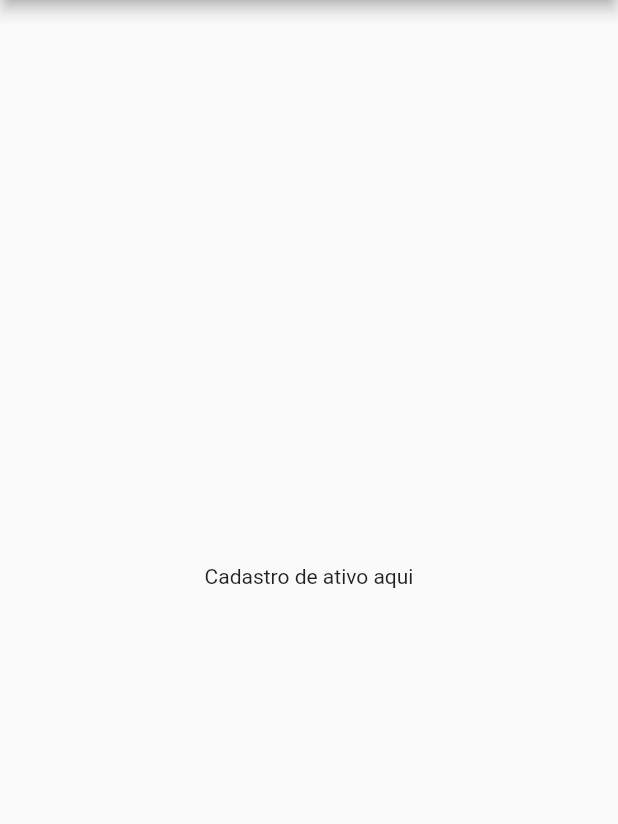
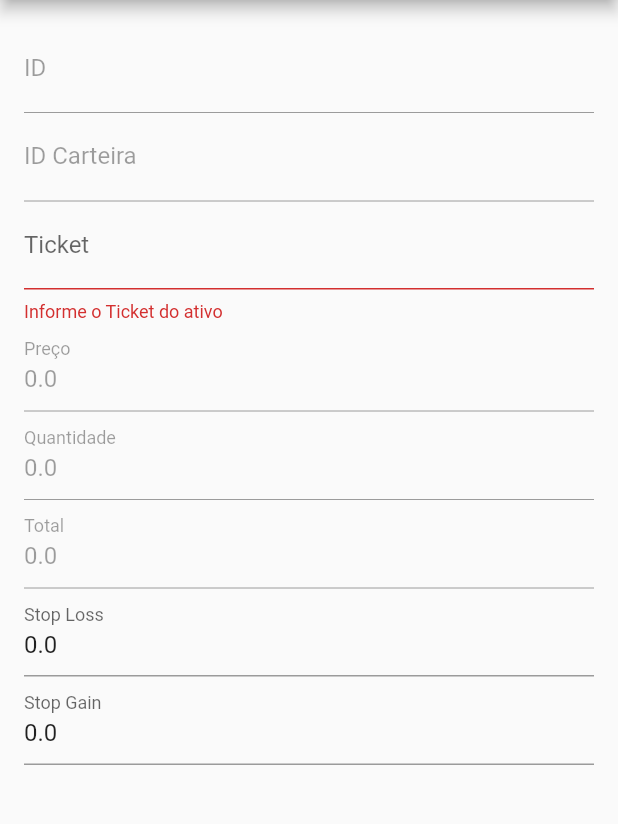
Before and after one commit to echer/investec-frontend, a Flutter app: the PageCadastroAtivo screen opened directly with empty values, after a tap on the "check" icon, on a phone screen of 412 x 824 dp, the part 84-908 px from its top. Run offline on Flutter 3.47's test engine with Material 2 defaults, Android fonts, the phone set to English and light mode, and no system bars; our stand-ins replace dio, get_it, injectable, pretty_dio_logger, retrofit, shared_preferences and 1 more; accounts and stored records are empty; generated files the repository leaves out were written again.

Commit message:
cadastro / edição e listagem de ativos

```diff
--- a/Investec/lib/data/domain/ativo.dart
+++ b/Investec/lib/data/domain/ativo.dart
@@ -6,6 +6,7 @@ part 'ativo.g.dart';
 class Ativo {
   String id;
   String ticker;
+  String carteiraId;
   double pmAtivo;
   double qtdAtivo;
   double stopGain;
@@ -15,6 +16,7 @@ class Ativo {
   Ativo(
       {this.id,
       this.ticker,
+      this.carteiraId,
       this.pmAtivo,
       this.qtdAtivo,
       this.stopGain,
--- a/Investec/lib/data/repository/ativos-repository.dart
+++ b/Investec/lib/data/repository/ativos-repository.dart
@@ -9,4 +9,16 @@ class AtivosRepository {
     AtivosAPI api = AtivosAPI(dio);
     return api.list(carteira);
   }
+
+  Future create(String carteira, Ativo ativo) async {
+    Dio dio = getIt<Dio>();
+    AtivosAPI api = AtivosAPI(dio);
+    return api.create(carteira, ativo);
+  }
+
+  Future update(String carteira, Ativo ativo) async {
+    Dio dio = getIt<Dio>();
+    AtivosAPI api = AtivosAPI(dio);
+    return api.update(carteira, ativo.id, ativo);
+  }
 }
--- a/Investec/lib/data/repository/remote/ativos-api.dart
+++ b/Investec/lib/data/repository/remote/ativos-api.dart
@@ -10,6 +10,13 @@ abstract class AtivosAPI {
     return _AtivosAPI(dio, baseUrl: baseUrl);
   }
 
-  @GET("carteira/:carteira/ativos")
+  @GET("carteira/{carteira}/ativos")
   Future<List<Ativo>> list(@Path("carteira") String carteira);
+
+  @POST("carteira/{carteira}/ativos")
+  Future create(@Path() String carteira, @Body() Ativo ativo);
+
+  @PUT("carteira/{carteira}/ativos/{id}")
+  Future update(
+      @Path() String carteira, @Path() String id, @Body() Ativo ativo);
 }
--- a/Investec/lib/ui/pages/ativos/page-ativos.dart
+++ b/Investec/lib/ui/pages/ativos/page-ativos.dart
@@ -1,3 +1,4 @@
+import 'package:Investec/data/domain/ativo.dart';
 import 'package:Investec/data/domain/carteira.dart';
 import 'package:Investec/ui/pages/ativos/adapter/lista-ativo-item.dart';
 import 'package:Investec/ui/pages/ativos/page-cadastro-ativo.dart';
@@ -94,8 +95,9 @@ class _PageAtivosCarteira extends State<PageAtivosCarteira> {
       ),
       floatingActionButton: FloatingActionButton(
         onPressed: () async {
+          Ativo ativo = new Ativo(carteiraId: widget.carteira.id);
           final information = await Navigator.of(context)
-              .pushNamed(PageCadastroAtivo.routeName, arguments: model);
+              .pushNamed(PageCadastroAtivo.routeName, arguments: ativo);
           if (information != null && information == "refresh") {
             onCountSelected();
           }
--- a/Investec/lib/ui/pages/ativos/page-cadastro-ativo.dart
+++ b/Investec/lib/ui/pages/ativos/page-cadastro-ativo.dart
@@ -1,4 +1,7 @@
 import 'package:Investec/data/domain/ativo.dart';
+import 'package:Investec/data/service/service-locator.dart';
+import 'package:Investec/ui/pages/ativos/ativos-view-model.dart';
+import 'package:Investec/ui/pages/utils/decimal-input-format.dart';
 import 'package:flutter/material.dart';
 
 class PageCadastroAtivo extends StatefulWidget {
@@ -13,27 +16,136 @@ class PageCadastroAtivo extends StatefulWidget {
 }
 
 class _PageCadastroAtivo extends State<PageCadastroAtivo> {
+  final _formKey = GlobalKey<FormState>();
+
   @override
   Widget build(BuildContext context) {
+    AtivosViewModel viewModel = getIt<AtivosViewModel>();
+    TextEditingController idController =
+        TextEditingController(text: widget.ativo.id);
+    TextEditingController idCarteiraController =
+        TextEditingController(text: widget.ativo.carteiraId);
+    TextEditingController ticketController =
+        TextEditingController(text: widget.ativo.ticker);
+    TextEditingController pmController =
+        TextEditingController(text: widget.ativo.pmAtivo?.toString());
+    TextEditingController qtdController =
+        TextEditingController(text: widget.ativo.qtdAtivo?.toString());
+    TextEditingController stopGainController =
+        TextEditingController(text: widget.ativo.stopGain?.toString());
+    TextEditingController stopLossController =
+        TextEditingController(text: widget.ativo.stopLoss?.toString());
+    TextEditingController vlrInvestidoController =
+        TextEditingController(text: widget.ativo.vlrInvestido?.toString());
     return Scaffold(
       appBar: AppBar(
         actions: [
           IconButton(
             icon: Icon(Icons.check),
-            onPressed: () {},
+            onPressed: () async {
+              if (_formKey.currentState.validate()) {
+                //Scaffold.of(context).showSnackBar(
+                //   SnackBar(content: Text('Realizando cadastro aguarde...')));
+
+                Ativo createOrupdate = Ativo(
+                    id: idController.text,
+                    carteiraId: idCarteiraController.text,
+                    pmAtivo: double.tryParse(pmController.text)?.toDouble(),
+                    qtdAtivo: double.tryParse(qtdController.text)?.toDouble(),
+                    stopGain:
+                        double.tryParse(stopGainController.text)?.toDouble(),
+                    stopLoss:
+                        double.tryParse(stopLossController.text)?.toDouble(),
+                    ticker: ticketController.text,
+                    vlrInvestido: double.tryParse(vlrInvestidoController.text)
+                        ?.toDouble());
+
+                await viewModel
+                    .createOrUpdate(createOrupdate)
+                    .catchError((error) {
+                  print(error);
+                  //Scaffold.of(context).showSnackBar(SnackBar(
+                  //   content: Text(
+                  //      'Não foi possível salvar a carteira: $error')))
+                }).then((value) {
+                  Navigator.pop(context, 'refresh');
+                });
+              }
+            },
           ),
           IconButton(
             icon: Icon(Icons.delete),
             onPressed: () => {},
           ),
         ],
-        title: Text(widget.ativo == null || widget.ativo.id.isEmpty
+        title: Text(idController.text.isEmpty
             ? 'Investec - Novo Ativo'
-            : 'Investec - Editar: ${widget.ativo.id}'),
+            : 'Investec - Editar: ${idController.text}'),
       ),
       body: SafeArea(
-        child: Center(
-          child: Text('Cadastro de ativo aqui'),
+        child: SafeArea(
+          child: Form(
+            key: _formKey,
+            child: Padding(
+              padding: const EdgeInsets.all(16.0),
+              child: Column(
+                children: <Widget>[
+                  TextFormField(
+                    controller: idController,
+                    readOnly: true,
+                    enabled: false,
+                    decoration: InputDecoration(labelText: 'ID'),
+                  ),
+                  TextFormField(
+                    controller: idCarteiraController,
+                    readOnly: true,
+                    enabled: false,
+                    decoration: InputDecoration(labelText: 'ID Carteira'),
+                  ),
+                  TextFormField(
+                    controller: ticketController,
+                    decoration: InputDecoration(labelText: 'Ticket'),
+                    validator: (value) {
+                      if (value.isEmpty) {
+                        return 'Informe o Ticket do ativo';
+                      }
+                      return null;
+                    },
+                  ),
+                  TextFormField(
+                    controller: pmController,
+                    decoration: InputDecoration(labelText: 'Preço'),
+                    inputFormatters: [DecimalTextInputFormatter()],
+                    readOnly: true,
+                    enabled: false,
+                  ),
+                  TextFormField(
+                    controller: qtdController,
+                    decoration: InputDecoration(labelText: 'Quantidade'),
+                    inputFormatters: [DecimalTextInputFormatter()],
+                    readOnly: true,
+                    enabled: false,
+                  ),
+                  TextFormField(
+                    controller: vlrInvestidoController,
+                    readOnly: true,
+                    enabled: false,
+                    decoration: InputDecoration(labelText: 'Total'),
+                  ),
+                  TextFormField(
+                    controller: stopLossController,
+                    decoration: InputDecoration(labelText: 'Stop Loss'),
+                    inputFormatters: [DecimalTextInputFormatter()],
+                  ),
+                  TextFormField(
+                    controller: stopGainController,
+                    decoration: InputDecoration(labelText: 'Stop Gain'),
+                    inputFormatters: [DecimalTextInputFormatter()],
+                  ),
+                ],
+              ),
+            ),
+          ),
         ),
       ),
     );
```
Also changed, not shown: Investec/lib/ui/pages/ativos/ativos-view-model.dart (+8 -0 lines), Investec/lib/ui/pages/carteira/page-cadastro-carteira.dart (+13 -28 lines), Investec/lib/data/domain/ativo.g.dart, Investec/lib/data/repository/remote/ativos-api.g.dart, Investec/pubspec.lock.
